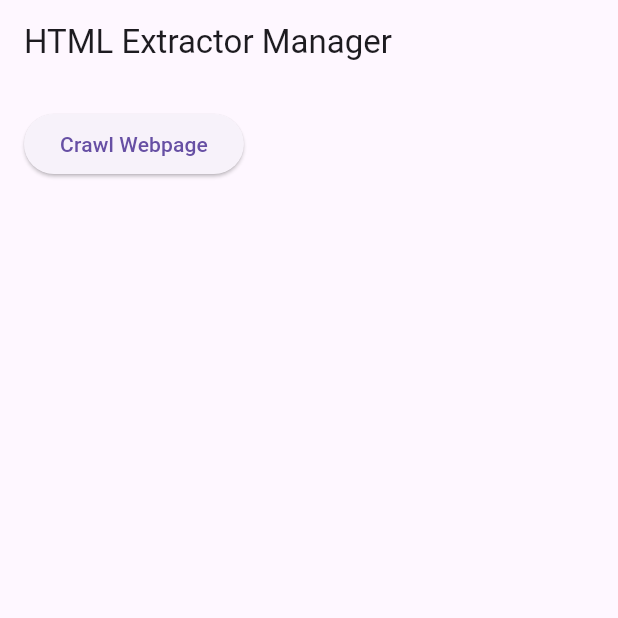
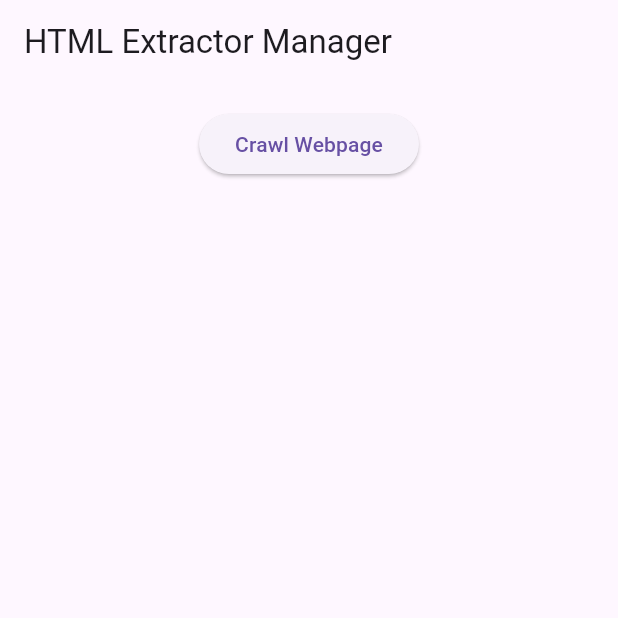
Before and after one commit to samyakkkk/flutter_olostep, a Flutter app: the screen it shows after launch, after a tap on "Crawl Webpage", on a phone screen of 412 x 824 dp, the top half of it. Run offline on Flutter 3.47's test engine with Material 3 defaults, Android fonts, the light colour scheme and no system bars; missing offline and left inert: flutter_inappwebview, html2md, webview_windows; statements that could not run were skipped.

Commit message:
(feat): Screenshot support in macOS

```diff
--- a/lib/main.dart
+++ b/lib/main.dart
@@ -1,4 +1,5 @@
 import 'dart:io';
+import 'dart:typed_data';
 
 import 'package:flutter/material.dart';
 import 'package:flutter_olostep/webview/macos_webview_manager.dart';
@@ -37,6 +38,7 @@
   late final WebViewManager _webViewManager;
   String? _htmlContent;
   String? _markdownContent;
+  Uint8List? _imageContent;
   final String _webUrl = 'https://www.olostep.com'; // socket mock url
 
   @override
@@ -56,10 +58,12 @@
   }
 
   void _crawlWebPage() async {
-    Map<String, String> result = await _webViewManager.crawl(_webUrl);
+    Map<String, dynamic> result = await _webViewManager.crawl(_webUrl,
+        screenshotSize: const Size(1024, 1024));
     setState(() {
       _htmlContent = result['html']!;
       _markdownContent = result['markdown']!;
+      _imageContent = result['screenshot'];
     });
   }
 
@@ -70,20 +74,27 @@
       child: Column(
         crossAxisAlignment: CrossAxisAlignment.start,
         children: [
-          ElevatedButton(
-            onPressed: _crawlWebPage,
-            child: const Text('Crawl Webpage'),
+          Center(
+            child: ElevatedButton(
+              onPressed: _crawlWebPage,
+              child: const Text('Crawl Webpage'),
+            ),
           ),
           const SizedBox(height: 16.0),
+          if (_imageContent != null) ...[
+            const Text('Image:', style: TextStyle(fontWeight: FontWeight.bold)),
+            const SizedBox(height: 8.0),
+            Image.memory(_imageContent!),
+            const SizedBox(height: 16.0),
+          ],
           if (_htmlContent != null) ...[
-            const Text('HTML Content:',
-                style: TextStyle(fontWeight: FontWeight.bold)),
+            const Text('HTML:', style: TextStyle(fontWeight: FontWeight.bold)),
             const SizedBox(height: 8.0),
             Text(_htmlContent!),
             const SizedBox(height: 16.0),
           ],
           if (_markdownContent != null) ...[
-            const Text('Markdown Content:',
+            const Text('Markdown:',
                 style: TextStyle(fontWeight: FontWeight.bold)),
             const SizedBox(height: 8.0),
             Text(_markdownContent!),
--- a/lib/webview/webview_manager.dart
+++ b/lib/webview/webview_manager.dart
@@ -1,6 +1,7 @@
 import 'dart:async';
+import 'dart:ui';
 
 abstract class WebViewManager {
   Future<void> initialize();
-  Future<Map<String, String>> crawl(String url);
+  Future<Map<String, dynamic>> crawl(String url, {Size? screenshotSize});
 }
--- a/lib/webview/windows_webview_manager.dart
+++ b/lib/webview/windows_webview_manager.dart
@@ -1,4 +1,5 @@
 import 'dart:async';
+import 'dart:ui';
 import 'package:webview_windows/webview_windows.dart' as windows_webview;
 import 'package:html2md/html2md.dart' as html2md;
 import 'dart:developer' as developer;
@@ -16,7 +17,7 @@ class WindowsWebViewManager extends WebViewManager {
   }
 
   @override
-  Future<Map<String, String>> crawl(String url) async {
+  Future<Map<String, dynamic>> crawl(String url, {Size? screenshotSize}) async {
     await _webViewController.loadUrl(url);
     String html = await _webViewController
         .executeScript('document.documentElement.outerHTML');
```
Also changed, not shown: lib/webview/macos_webview_manager.dart (+9 -8 lines).
